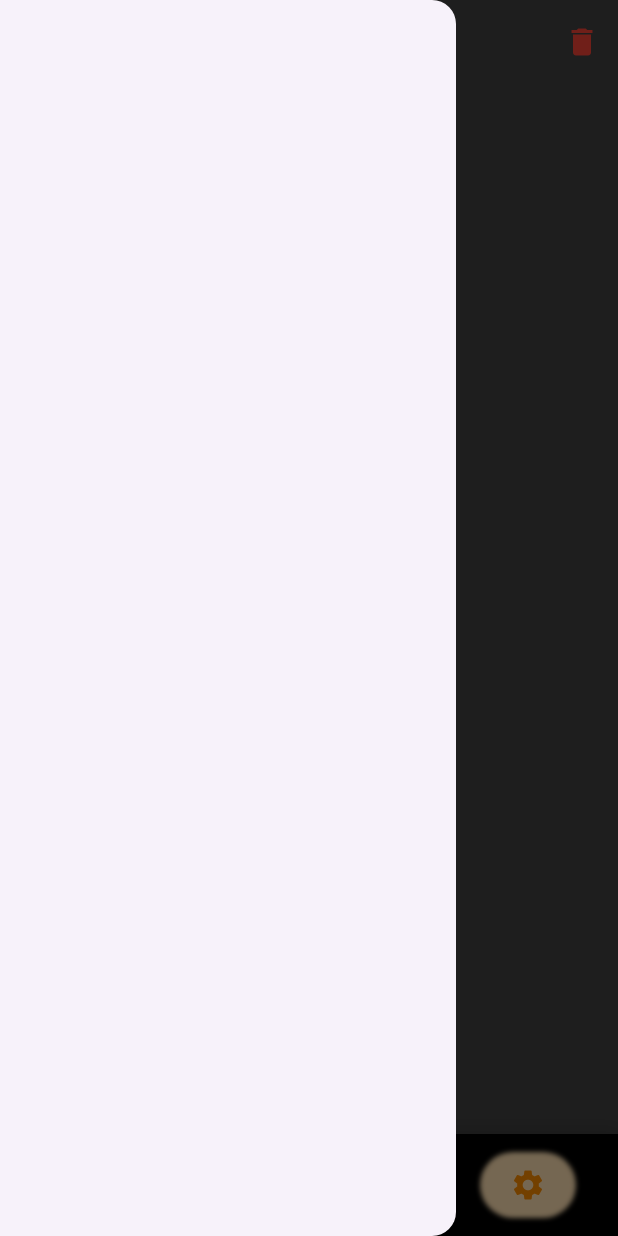
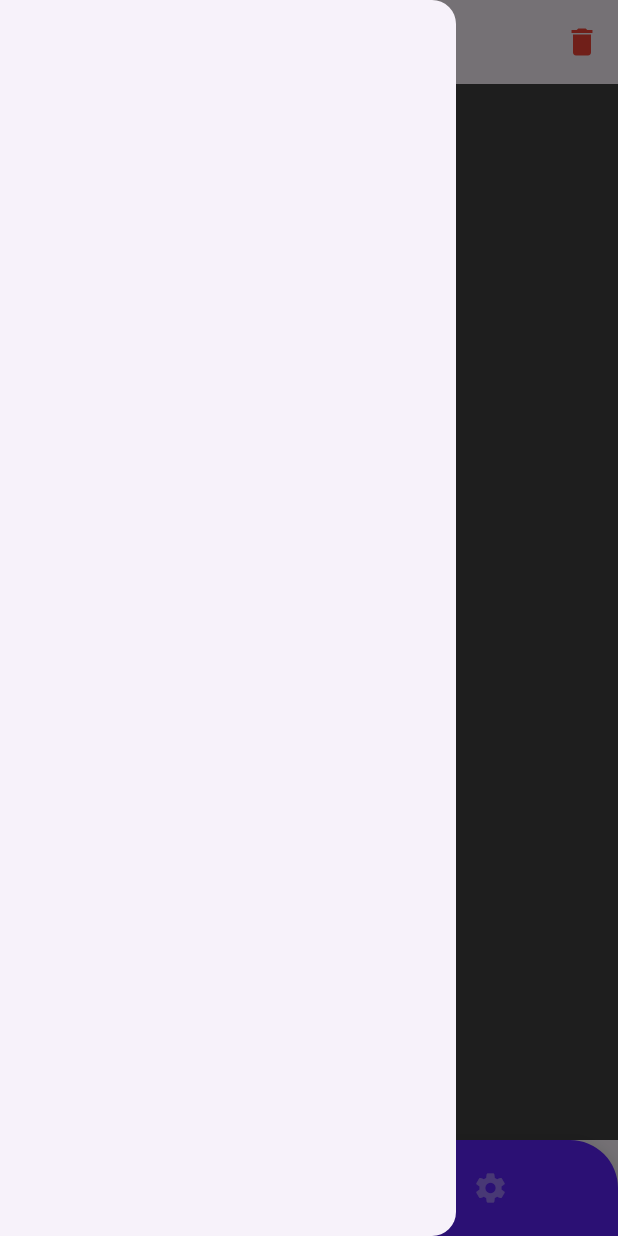
Before and after one commit to ardhikakrsh/Expensage, a Flutter app: the screen it shows after launch, with the side drawer open, on a phone screen of 412 x 824 dp. Run offline on Flutter 3.47's test engine with Material 3 defaults, Android fonts, the light colour scheme and no system bars; drawn by our look-alikes of animated_bottom_navigation_bar, google_nav_bar; our stand-ins replace flutter_slidable, sqflite; accounts and stored records are empty.

Commit message:
feat: new bottom navbar

```diff
--- /dev/null
+++ b/lib/components/my_floating_button.dart
@@ -0,0 +1,25 @@
+import 'package:flutter/material.dart';
+
+class MyFloatingButton extends StatelessWidget {
+  final VoidCallback onPressed;
+
+  const MyFloatingButton({
+    super.key,
+    required this.onPressed,
+  });
+
+  @override
+  Widget build(BuildContext context) {
+    return FloatingActionButton(
+      backgroundColor: const Color.fromARGB(255, 94, 35, 253),
+      shape: RoundedRectangleBorder(
+        borderRadius: BorderRadius.circular(100),
+      ),
+      onPressed: onPressed,
+      child: const Icon(
+        Icons.add,
+        color: Colors.white,
+      ),
+    );
+  }
+}
--- /dev/null
+++ b/lib/components/my_navbar.dart
@@ -0,0 +1,36 @@
+import 'package:animated_bottom_navigation_bar/animated_bottom_navigation_bar.dart';
+import 'package:flutter/material.dart';
+
+class MyNavbar extends StatefulWidget {
+  const MyNavbar({super.key});
+
+  @override
+  State<MyNavbar> createState() => _MyNavbarState();
+}
+
+class _MyNavbarState extends State<MyNavbar> {
+  int myIndex = 0;
+  @override
+  Widget build(BuildContext context) {
+    return AnimatedBottomNavigationBar(
+      icons: const [
+        Icons.home,
+        Icons.settings,
+      ],
+      backgroundColor: const Color.fromARGB(255, 94, 35, 253),
+      height: 64,
+      activeColor: Colors.white,
+      inactiveColor: Colors.white.withOpacity(0.4),
+      activeIndex: myIndex,
+      gapLocation: GapLocation.center,
+      notchSmoothness: NotchSmoothness.smoothEdge,
+      leftCornerRadius: 32,
+      rightCornerRadius: 32,
+      onTap: (index) {
+        setState(() {
+          myIndex = index;
+        });
+      },
+    );
+  }
+}
--- a/lib/view/widget_tree.dart
+++ b/lib/view/widget_tree.dart
@@ -1,10 +1,11 @@
 import 'package:flutter/material.dart';
+import 'package:flutter_sqflite/components/my_floating_button.dart';
+import 'package:flutter_sqflite/components/my_navbar.dart';
 import 'package:flutter_sqflite/models/expense.dart';
 import 'package:flutter_sqflite/service/database_service.dart';
 import 'package:flutter_sqflite/components/create_expense.dart';
 import 'package:flutter_sqflite/view/home_page.dart';
 import 'package:flutter_sqflite/view/setting_page.dart';
-import 'package:google_nav_bar/google_nav_bar.dart';
 
 class WidgetTree extends StatefulWidget {
   const WidgetTree({super.key});
@@ -38,7 +39,6 @@ class _WidgetTreeState extends State<WidgetTree> {
 
     return Scaffold(
       appBar: AppBar(
-        backgroundColor: Colors.grey[800],
         iconTheme: const IconThemeData(color: Colors.white),
         title: const Text(
           'Expense Tracker',
@@ -63,89 +63,11 @@ class _WidgetTreeState extends State<WidgetTree> {
       ),
       drawer: const Drawer(),
       body: screens[myIndex],
-      floatingActionButton: Container(
-        decoration: const BoxDecoration(
-          gradient: LinearGradient(
-            colors: [Colors.deepPurple, Colors.deepPurpleAccent],
-            begin: Alignment.topLeft,
-            end: Alignment.bottomRight,
-          ),
-          shape: BoxShape.circle,
-        ),
-        child: FloatingActionButton(
-          shape: const CircleBorder(),
-          onPressed: () => addExpense(context),
-          elevation: 0,
-          backgroundColor: Colors.transparent,
-          child: const Icon(
-            Icons.add_rounded,
-            color: Colors.white,
-            size: 32,
-          ),
-        ),
+      floatingActionButton: MyFloatingButton(
+        onPressed: () => addExpense(context),
       ),
       floatingActionButtonLocation: FloatingActionButtonLocation.centerDocked,
-      bottomNavigationBar: Container(
-        decoration: BoxDecoration(
-          color: Colors.black,
-          boxShadow: [
-            BoxShadow(
-              color: Colors.black.withOpacity(0.2),
-              blurRadius: 10,
-              spreadRadius: 2,
-            ),
-          ],
-        ),
-        child: Padding(
-          padding: const EdgeInsets.symmetric(horizontal: 20, vertical: 12),
-          child: GNav(
-            backgroundColor: Colors.black,
-            tabMargin: const EdgeInsets.symmetric(horizontal: 8),
-            padding: const EdgeInsets.symmetric(
-              horizontal: 20,
-              vertical: 10,
-            ),
-            tabShadow: [
-              BoxShadow(
-                color: myIndex == 0
-                    ? Colors.orange.shade100
-                    : Colors.blue.shade100,
-                blurRadius: 2,
-              ),
-            ],
-            curve: Curves.easeIn, // tab animation curves
-            gap: 8,
-            textStyle: TextStyle(
-              fontSize: 16,
-              fontWeight: FontWeight.w600,
-              color:
-                  myIndex == 0 ? Colors.blue.shade600 : Colors.orange.shade600,
-            ),
-
-            tabs: [
-              GButton(
-                icon: Icons.home,
-                text: 'Home',
-                iconColor: Colors.blue.shade600,
-                iconActiveColor: Colors.blue.shade600,
-                backgroundColor: Colors.blue.shade100,
-              ),
-              GButton(
-                icon: Icons.settings,
-                text: 'Settings',
-                iconColor: Colors.orange.shade600,
-                iconActiveColor: Colors.orange.shade600,
-                backgroundColor: Colors.orange.shade100,
-              ),
-            ],
-            onTabChange: (index) {
-              setState(() {
-                myIndex = index;
-              });
-            },
-          ),
-        ),
-      ),
+      bottomNavigationBar: const MyNavbar(),
     );
   }
 
--- a/pubspec.yaml
+++ b/pubspec.yaml
@@ -2,7 +2,7 @@ name: flutter_sqflite
 description: "A new Flutter project."
 # The following line prevents the package from being accidentally published to
 # pub.dev using `flutter pub publish`. This is preferred for private packages.
-publish_to: 'none' # Remove this line if you wish to publish to pub.dev
+publish_to: "none" # Remove this line if you wish to publish to pub.dev
 
 # The following defines the version and build number for your application.
 # A version number is three numbers separated by dots, like 1.2.43
@@ -31,7 +31,6 @@ dependencies:
   flutter:
     sdk: flutter
 
-
   # The following adds the Cupertino Icons font to your application.
   # Use with the CupertinoIcons class for iOS style icons.
   cupertino_icons: ^1.0.8
@@ -40,8 +39,8 @@ dependencies:
   intl: ^0.20.2
   uuid: ^4.5.1
   flutter_hooks: ^0.21.2
-  google_nav_bar: ^5.0.7
   flutter_slidable: ^3.1.2
+  animated_bottom_navigation_bar: ^1.4.0
 
 dev_dependencies:
   flutter_test:
@@ -59,7 +58,6 @@ dev_dependencies:
 
 # The following section is specific to Flutter packages.
 flutter:
-
   # The following line ensures that the Material Icons font is
   # included with your application, so that you can use the icons in
   # the material Icons class.
```
Also changed, not shown: pubspec.lock.
